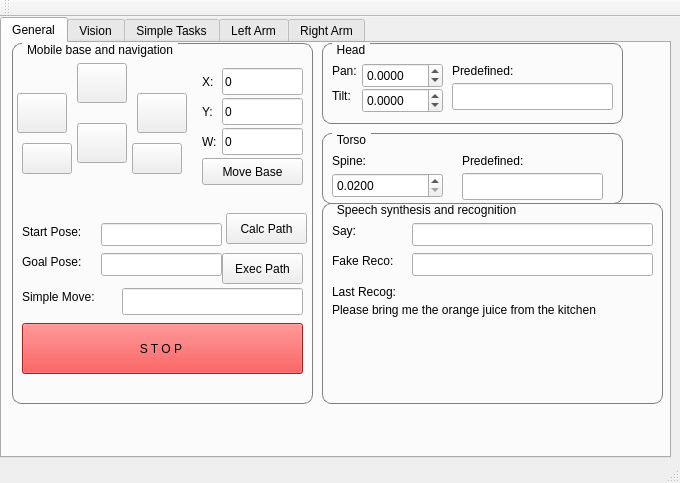
Old version of the form catkin_ws/src/hri/justina_gui/src/MainWindow.ui in the repository mnegretev/Mobile-Robots-2025-2.
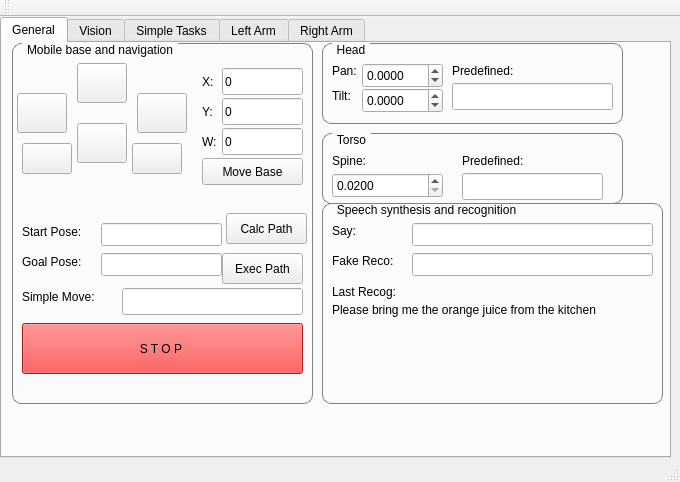
New version of the form.

Diff of the .ui file:
```diff
--- a/catkin_ws/src/hri/justina_gui/src/MainWindow.ui
+++ b/catkin_ws/src/hri/justina_gui/src/MainWindow.ui
@@ -7,7 +7,7 @@
     <x>0</x>
     <y>0</y>
     <width>680</width>
-    <height>483</height>
+    <height>482</height>
    </rect>
   </property>
   <property name="windowTitle">
```
Left out of the diff: 2 changed lines with no effect on the pictures.
